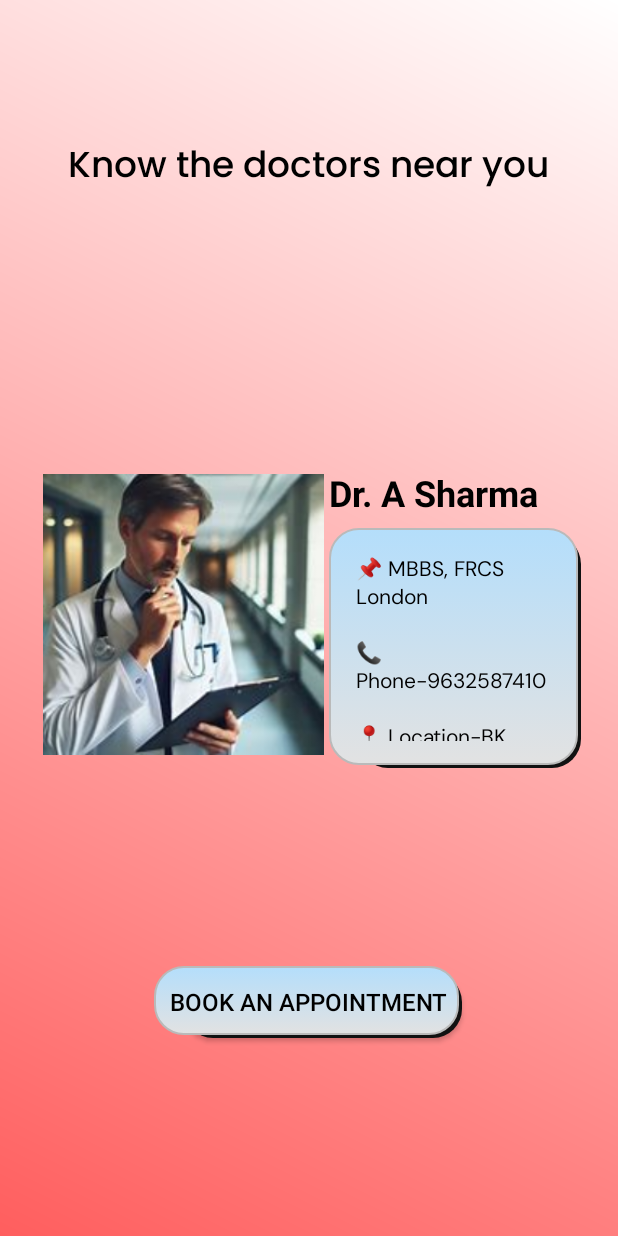
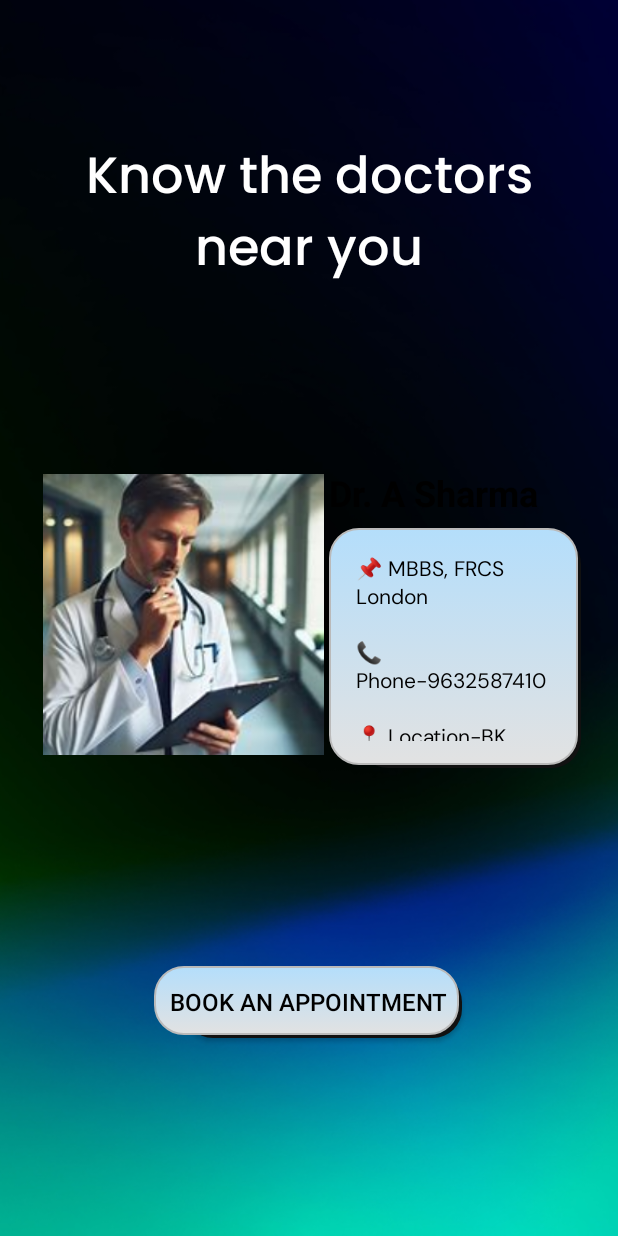
Before and after one commit to RajBhattacharyya/DermaAI, an Android app: the consultActivity screen opened directly, with no data from a screen before it, on a phone screen of 412 x 824 dp. Run offline under Robolectric (Android 15) with nearby library versions, the phone set to English and light mode, and no system bars; Roboto replaces fonts that are not available here.

Commit message:
small ui change

```diff
--- a/app/src/main/res/layout/activity_consult.xml
+++ b/app/src/main/res/layout/activity_consult.xml
@@ -5,7 +5,7 @@
     android:id="@+id/main"
     android:layout_width="match_parent"
     android:layout_height="match_parent"
-    android:background="@drawable/gradient_background"
+    android:background="@drawable/loginbg"
     tools:context=".consultActivity">
 
     <androidx.viewpager.widget.ViewPager
@@ -19,13 +19,14 @@
 
     <TextView
         android:id="@+id/textView"
-        android:layout_width="wrap_content"
-        android:layout_height="wrap_content"
+        android:layout_width="305dp"
+        android:layout_height="104dp"
         android:layout_marginTop="92dp"
         android:fontFamily="@font/poppins_medium"
         android:text="Know the doctors near you"
-        android:textColor="#000000"
-        android:textSize="24sp"
+        android:textAlignment="center"
+        android:textColor="#FFFFFF"
+        android:textSize="34sp"
         app:layout_constraintEnd_toEndOf="parent"
         app:layout_constraintHorizontal_bias="0.498"
         app:layout_constraintStart_toStartOf="parent"
```
